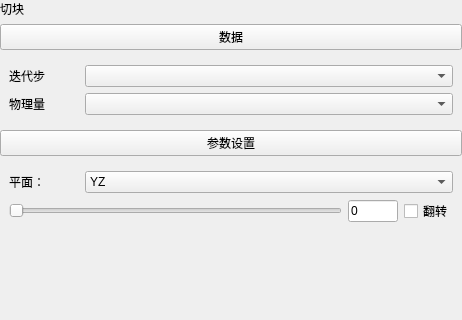
First picture: the form in plugins/Base_PostProcessing/BlockSettingsWidget.ui, repository asd977/base_cae, before the edit; both pictures show x 0 to 462 and y 0 to 320 of the 462 by 891 pixel window.
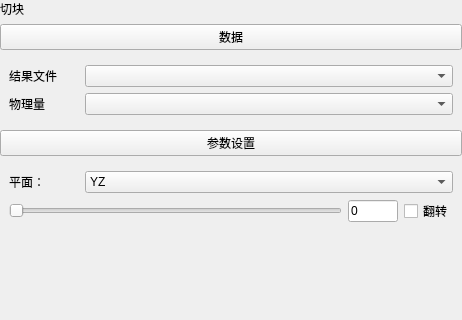
Second picture: the form after the edit.

Diff of the .ui file:
```diff
--- a/plugins/Base_PostProcessing/BlockSettingsWidget.ui
+++ b/plugins/Base_PostProcessing/BlockSettingsWidget.ui
@@ -80,7 +80,7 @@
       <item row="0" column="0">
        <widget class="QLabel" name="label_2">
         <property name="text">
-         <string>迭代步</string>
+         <string>结果文件</string>
         </property>
        </widget>
       </item>
```
